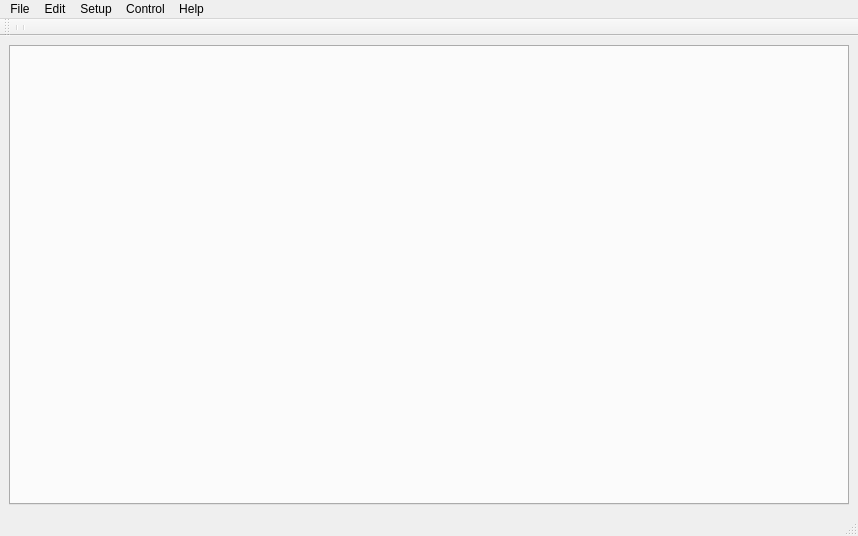
Octaviarius/TermMaster, file TermMaster/modules/Base/windows/MainWindow.ui: the form before one commit.
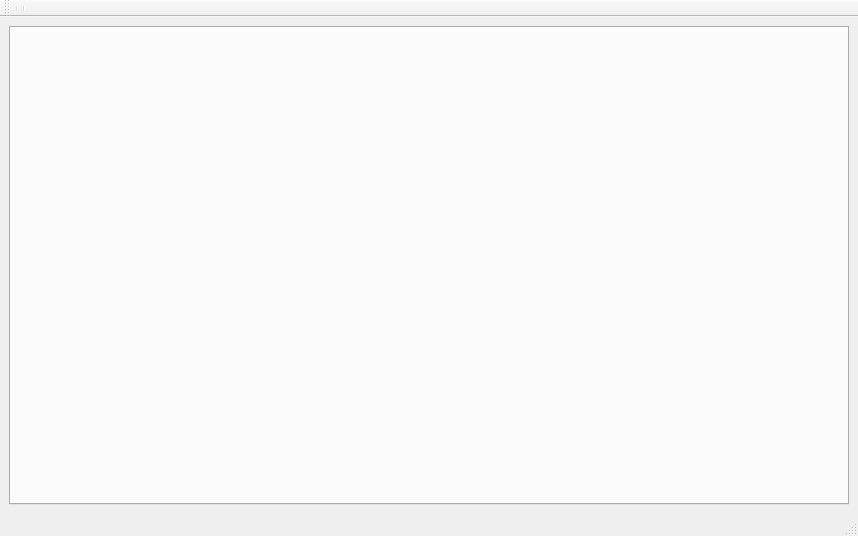
The form after the commit.

Commit message: add menu sockets API

What changed in the file:
```diff
--- a/TermMaster/modules/Base/windows/MainWindow.ui
+++ b/TermMaster/modules/Base/windows/MainWindow.ui
@@ -29,53 +29,6 @@
      <height>22</height>
     </rect>
    </property>
-   <widget class="QMenu" name="menuTerminal">
-    <property name="title">
-     <string>File</string>
-    </property>
-    <widget class="QMenu" name="actionFile_New">
-     <property name="tearOffEnabled">
-      <bool>false</bool>
-     </property>
-     <property name="title">
-      <string>New</string>
-     </property>
-     <property name="separatorsCollapsible">
-      <bool>false</bool>
-     </property>
-    </widget>
-    <addaction name="actionFile_New"/>
-    <addaction name="separator"/>
-    <addaction name="separator"/>
-   </widget>
-   <widget class="QMenu" name="menuControl">
-    <property name="title">
-     <string>Control</string>
-    </property>
-    <addaction name="separator"/>
-    <addaction name="separator"/>
-   </widget>
-   <widget class="QMenu" name="menuEdit">
-    <property name="title">
-     <string>Edit</string>
-    </property>
-   </widget>
-   <widget class="QMenu" name="menuHelp">
-    <property name="title">
-     <string>Help</string>
-    </property>
-    <addaction name="separator"/>
-   </widget>
-   <widget class="QMenu" name="menuSetup">
-    <property name="title">
-     <string>Setup</string>
-    </property>
-   </widget>
-   <addaction name="menuTerminal"/>
-   <addaction name="menuEdit"/>
-   <addaction name="menuSetup"/>
-   <addaction name="menuControl"/>
-   <addaction name="menuHelp"/>
   </widget>
   <widget class="QStatusBar" name="statusbar"/>
   <widget class="QToolBar" name="toolBar">
```
The commit also changes 5 other files.
